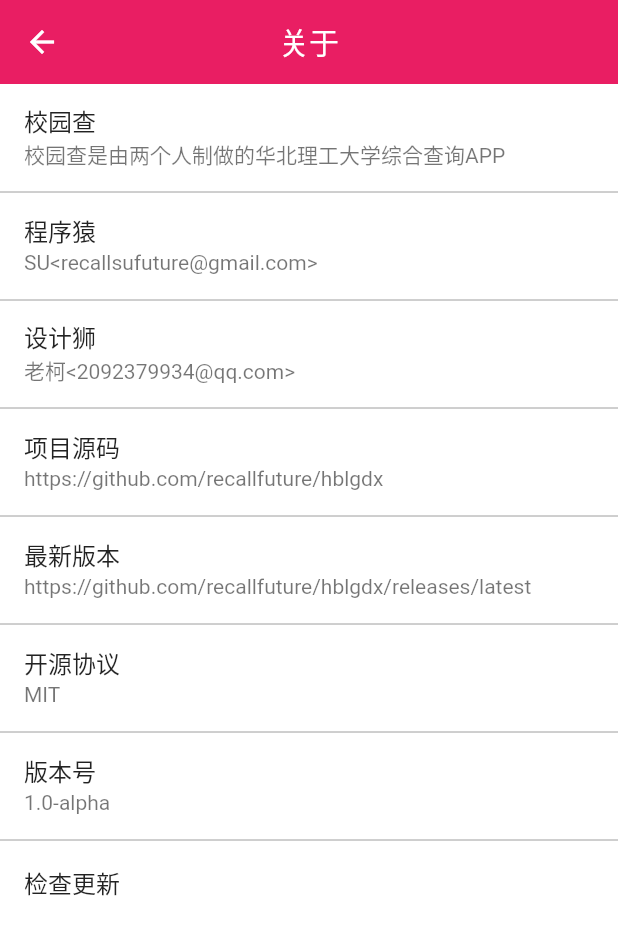
After one commit to recallfuture/hblgdx, a Flutter app: the AboutPage screen opened by its route, on a phone screen of 412 x 824 dp. The commit adds this screen. Shown: the top 935 px of the screen. Run offline on Flutter 3.47's test engine with Material 2 defaults, Android fonts, the phone set to English and light mode, and no system bars; drawn by our look-alikes of oktoast; our stand-ins replace cookie_jar, dio, flutter_html, open_file, permission_handler, shared_preferences; missing offline and left inert: downloads_path_provider, gbk2utf8; accounts and stored records are empty; generated files the repository leaves out were written again.

Commit message:
增加关于页

```diff
--- a/lib/main.dart
+++ b/lib/main.dart
@@ -5,6 +5,7 @@ import 'package:flutter/services.dart';
 import 'package:hblgdx/utils/data_store.dart';
 import 'package:oktoast/oktoast.dart';
 
+import 'pages/about_page.dart';
 import 'pages/faq_page.dart';
 import 'pages/feedback_page.dart';
 import 'pages/home_page.dart';
@@ -39,6 +40,7 @@ class MyApp extends StatelessWidget {
           '/login': (context) => LoginPage(),
           '/faq': (context) => FAQPage(),
           '/feedback': (context) => FeedBackPage(),
+          '/about': (context) => AboutPage(),
         },
       ),
     );
--- /dev/null
+++ b/lib/pages/about_page.dart
@@ -0,0 +1,74 @@
+import 'package:flutter/material.dart';
+import 'package:url_launcher/url_launcher.dart';
+
+class AboutItem {
+  final String title;
+  final String content;
+  final onTap;
+
+  AboutItem(this.title, this.content, [this.onTap]);
+}
+
+class AboutPage extends StatelessWidget {
+  final List<AboutItem> _aboutItems = [
+    AboutItem('校园查', '校园查是由两个人制做的华北理工大学综合查询APP'),
+    AboutItem(
+      '程序猿',
+      'SU<recallsufuture@gmail.com>',
+      () => launch('mailto:recallsufuture@gmail.com'),
+    ),
+    AboutItem(
+      '设计狮',
+      '老柯<2092379934@qq.com>',
+      () => launch('mailto:2092379934@qq.com'),
+    ),
+    AboutItem(
+      '项目源码',
+      'https://github.com/recallfuture/hblgdx',
+      () => launch('https://github.com/recallfuture/hblgdx'),
+    ),
+    AboutItem(
+      '最新版本',
+      'https://github.com/recallfuture/hblgdx/releases/latest',
+      () => launch('https://github.com/recallfuture/hblgdx/releases/latest'),
+    ),
+    AboutItem('开源协议', 'MIT'),
+    AboutItem('版本号', '1.0-alpha'),
+    AboutItem('检查更新', null, () {}),
+  ];
+
+  @override
+  Widget build(BuildContext context) {
+    return _buildScaffold();
+  }
+
+  Widget _buildScaffold() {
+    return Scaffold(
+      backgroundColor: Colors.white,
+      appBar: AppBar(
+        title: Text('关于'),
+        centerTitle: true,
+        elevation: 0,
+        backgroundColor: Colors.pink,
+      ),
+      body: _buildAboutList(),
+    );
+  }
+
+  Widget _buildAboutList() {
+    Iterable<Widget> tiles = _aboutItems.map(
+      (item) => ListTile(
+        title: Text(item.title),
+        subtitle: item.content == null ? null : Text(item.content),
+        onTap: item.onTap,
+      ),
+    );
+
+    return ListView(
+      children: ListTile.divideTiles(
+        tiles: tiles,
+        color: Colors.grey,
+      ).toList(),
+    );
+  }
+}
--- a/lib/pages/home_page.dart
+++ b/lib/pages/home_page.dart
@@ -81,7 +81,7 @@ class _HomePageState extends State<HomePage> {
             // IconButton有最小宽度限制，在这里不合适，换成GestureDetector
             child: GestureDetector(
               onTap: () => Scaffold.of(context).openDrawer(),
-              child: Image.asset('assets/opener.png', scale: 2,),
+              child: Image.asset('assets/opener.png', scale: 1.5,),
             ),
           ),
     );
@@ -106,7 +106,8 @@ class _HomePageState extends State<HomePage> {
           ),
           ListTile(
             leading: Icon(Icons.info),
-            title: Text('关于我们'),
+            title: Text('关于'),
+            onTap: () => Navigator.of(context).pushNamed('/about'),
           ),
         ],
       ),
```
